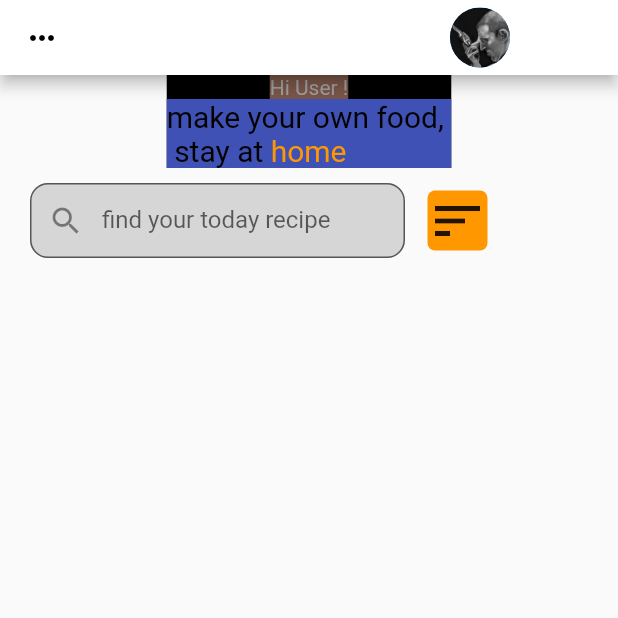
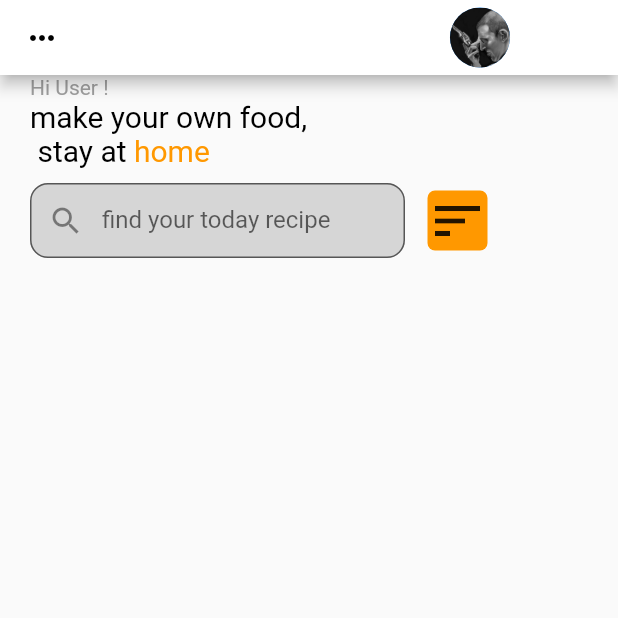
Before and after one commit to Enadir-Mekhlouf/Myrecipe, a Flutter app: the screen it shows after launch, on a phone screen of 412 x 824 dp, the top half of it. Run offline on Flutter 3.47's test engine with Material 2 defaults, Android fonts, the phone set to English and light mode, and no system bars.

Commit message:
remove color background, and align

```diff
--- a/lib/main.dart
+++ b/lib/main.dart
@@ -37,26 +37,28 @@ class MyApp extends StatelessWidget {
               )),
           body: SafeArea(
             child: Column(
-              mainAxisAlignment: MainAxisAlignment.start,
               children: [
                 Container(
-                  color: Colors.black,
+                  margin: EdgeInsets.only(left: 20),
                   child: Column(
                     children: [
-                      Container(
-                        color: Colors.brown,
+                      SizedBox(
+                        width: double.infinity,
+                        child: Container(
                           child: Text(
                             'Hi User !',
                             style: TextStyle(color: Colors.grey),
+                            textAlign: TextAlign.left,
                           ),
                         ),
-                      Container(
-                          color: Colors.indigo,
+                      ),
+                      SizedBox(
+                        width: double.infinity,
+                        child: Container(
                             child: RichText(
                           text: TextSpan(
                             text: 'make your own food, \n stay at ',
-                              style:
-                                  TextStyle(color: Colors.black, fontSize: 20),
+                            style: TextStyle(color: Colors.black, fontSize: 20),
                             children: [
                               TextSpan(
                                 text: 'home',
@@ -66,6 +68,7 @@ class MyApp extends StatelessWidget {
                             ],
                           ),
                         )),
+                      ),
                     ],
                   ),
                 ),
```
Lines whose indentation alone changed are shown as unchanged.
